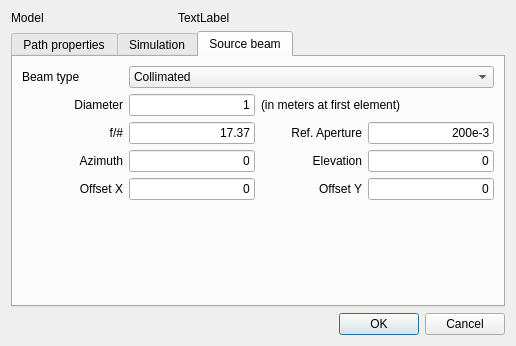
Old version of the form RZGUI/SimulationPropertiesDialog.ui in the repository HARMONI-CAB/RayZaler.
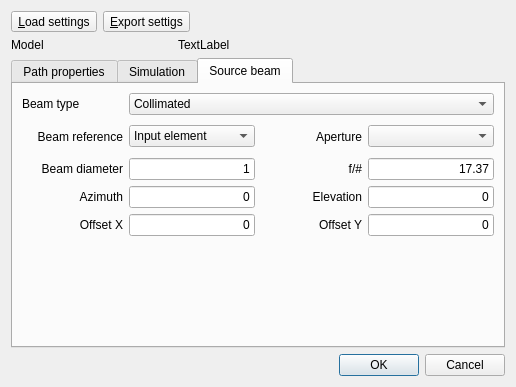
New version of the form. The open tabs and pages were chosen to show the change.

Commit message: Save and store simulation settings

What changed in the file:
```diff
--- a/RZGUI/SimulationPropertiesDialog.ui
+++ b/RZGUI/SimulationPropertiesDialog.ui
@@ -7,14 +7,14 @@
     <x>0</x>
     <y>0</y>
     <width>516</width>
-    <height>346</height>
+    <height>387</height>
    </rect>
   </property>
   <property name="windowTitle">
    <string>Dialog</string>
   </property>
   <layout class="QGridLayout" name="gridLayout">
-   <item row="0" column="0">
+   <item row="1" column="0">
     <widget class="QLabel" name="label">
      <property name="sizePolicy">
       <sizepolicy hsizetype="Preferred" vsizetype="Fixed">
@@ -27,30 +27,7 @@
      </property>
     </widget>
    </item>
-   <item row="0" column="1" colspan="2">
-    <widget class="QLabel" name="modelNameLabel">
-     <property name="sizePolicy">
-      <sizepolicy hsizetype="Preferred" vsizetype="Fixed">
-       <horstretch>0</horstretch>
-       <verstretch>0</verstretch>
-      </sizepolicy>
-     </property>
-     <property name="text">
-      <string>TextLabel</string>
-     </property>
-    </widget>
-   </item>
-   <item row="11" column="0" colspan="3">
-    <widget class="QDialogButtonBox" name="buttonBox">
-     <property name="orientation">
-      <enum>Qt::Horizontal</enum>
-     </property>
-     <property name="standardButtons">
-      <set>QDialogButtonBox::Cancel|QDialogButtonBox::Ok</set>
-     </property>
-    </widget>
-   </item>
-   <item row="1" column="0" rowspan="2" colspan="3">
+   <item row="2" column="0" rowspan="2" colspan="3">
     <widget class="QTabWidget" name="tabWidget">
      <property name="currentIndex">
       <number>1</number>
@@ -272,7 +249,7 @@
          </property>
         </widget>
        </item>
-       <item row="4" column="3">
+       <item row="6" column="3">
         <widget class="QLineEdit" name="offsetYEdit">
          <property name="sizePolicy">
           <sizepolicy hsizetype="Fixed" vsizetype="Fixed">
@@ -294,7 +271,7 @@
          </property>
         </widget>
        </item>
-       <item row="4" column="2">
+       <item row="6" column="2">
         <widget class="QLabel" name="label_15">
          <property name="text">
           <string>Offset Y</string>
@@ -304,7 +281,17 @@
          </property>
         </widget>
        </item>
-       <item row="4" column="1">
+       <item row="4" column="2">
+        <widget class="QLabel" name="fNumLabel">
+         <property name="text">
+          <string>f/#</string>
+         </property>
+         <property name="alignment">
+          <set>Qt::AlignRight|Qt::AlignTrailing|Qt::AlignVCenter</set>
+         </property>
+        </widget>
+       </item>
+       <item row="6" column="1">
         <widget class="QLineEdit" name="offsetXEdit">
          <property name="sizePolicy">
           <sizepolicy hsizetype="Fixed" vsizetype="Fixed">
@@ -326,41 +313,6 @@
          </property>
         </widget>
        </item>
-       <item row="5" column="0" colspan="4">
-        <spacer name="verticalSpacer_2">
-         <property name="orientation">
-          <enum>Qt::Vertical</enum>
-         </property>
-         <property name="sizeHint" stdset="0">
-          <size>
-           <width>20</width>
-           <height>0</height>
-          </size>
-         </property>
-        </spacer>
-       </item>
-       <item row="2" column="1">
-        <widget class="QLineEdit" name="fNumEdit">
-         <property name="sizePolicy">
-          <sizepolicy hsizetype="Fixed" vsizetype="Fixed">
-           <horstretch>0</horstretch>
-           <verstretch>0</verstretch>
-          </sizepolicy>
-         </property>
-         <property name="minimumSize">
-          <size>
-           <width>126</width>
-           <height>0</height>
-          </size>
-         </property>
-         <property name="text">
-          <string>17.37</string>
-         </property>
-         <property name="alignment">
-          <set>Qt::AlignRight|Qt::AlignTrailing|Qt::AlignVCenter</set>
-         </property>
-        </widget>
-       </item>
        <item row="0" column="1" colspan="3">
         <widget class="QComboBox" name="beamTypeCombo">
          <item>
@@ -380,7 +332,90 @@
          </item>
         </widget>
        </item>
-       <item row="3" column="0">
+       <item row="1" column="3">
+        <widget class="QStackedWidget" name="refPlaneStack">
+         <property name="sizePolicy">
+          <sizepolicy hsizetype="Fixed" vsizetype="Fixed">
+           <horstretch>0</horstretch>
+           <verstretch>0</verstretch>
+          </sizepolicy>
+         </property>
+         <widget class="QWidget" name="inputElementPage" native="true">
+          <layout class="QGridLayout" name="gridLayout_5">
+           <property name="leftMargin">
+            <number>0</number>
+           </property>
+           <property name="rightMargin">
+            <number>0</number>
+           </property>
+           <property name="bottomMargin">
+            <number>0</number>
+           </property>
+           <item row="0" column="0" colspan="2">
+            <widget class="QLineEdit" name="refApertureEdit">
+             <property name="sizePolicy">
+              <sizepolicy hsizetype="Fixed" vsizetype="Fixed">
+               <horstretch>0</horstretch>
+               <verstretch>0</verstretch>
+              </sizepolicy>
+             </property>
+             <property name="minimumSize">
+              <size>
+               <width>126</width>
+               <height>0</height>
+              </size>
+             </property>
+             <property name="text">
+              <string>200e-3</string>
+             </property>
+             <property name="alignment">
+              <set>Qt::AlignRight|Qt::AlignTrailing|Qt::AlignVCenter</set>
+             </property>
+            </widget>
+           </item>
+          </layout>
+         </widget>
+         <widget class="QWidget" name="focalPlanePage">
+          <layout class="QGridLayout" name="gridLayout_6">
+           <property name="leftMargin">
+            <number>0</number>
+           </property>
+           <property name="topMargin">
+            <number>0</number>
+           </property>
+           <property name="rightMargin">
+            <number>0</number>
+           </property>
+           <property name="bottomMargin">
+            <number>0</number>
+           </property>
+           <item row="0" column="0">
+            <widget class="QComboBox" name="focalPlaneCombo"/>
+           </item>
+          </layout>
+         </widget>
+         <widget class="QWidget" name="aperturePage">
+          <layout class="QGridLayout" name="gridLayout_7">
+           <property name="leftMargin">
+            <number>0</number>
+           </property>
+           <property name="topMargin">
+            <number>0</number>
+           </property>
+           <property name="rightMargin">
+            <number>0</number>
+           </property>
+           <property name="bottomMargin">
+            <number>0</number>
+           </property>
+           <item row="0" column="0">
+            <widget class="QComboBox" name="apertureCombo"/>
+           </item>
+          </layout>
+         </widget>
+        </widget>
+       </item>
+       <item row="5" column="0">
         <widget class="QLabel" name="label_7">
          <property name="text">
           <string>Azimuth</string>
@@ -390,7 +425,7 @@
          </property>
         </widget>
        </item>
-       <item row="4" column="0">
+       <item row="6" column="0">
         <widget class="QLabel" name="label_14">
          <property name="text">
           <string>Offset X</string>
@@ -400,7 +435,61 @@
          </property>
         </widget>
        </item>
-       <item row="3" column="3">
+       <item row="4" column="3">
+        <widget class="QLineEdit" name="fNumEdit">
+         <property name="sizePolicy">
+          <sizepolicy hsizetype="Fixed" vsizetype="Fixed">
+           <horstretch>0</horstretch>
+           <verstretch>0</verstretch>
+          </sizepolicy>
+         </property>
+         <property name="minimumSize">
+          <size>
+           <width>126</width>
+           <height>0</height>
+          </size>
+         </property>
+         <property name="text">
+          <string>17.37</string>
+         </property>
+         <property name="alignment">
+          <set>Qt::AlignRight|Qt::AlignTrailing|Qt::AlignVCenter</set>
+         </property>
+        </widget>
+       </item>
+       <item row="4" column="1">
+        <widget class="QLineEdit" name="diamEdit">
+         <property name="sizePolicy">
+          <sizepolicy hsizetype="Fixed" vsizetype="Fixed">
+           <horstretch>0</horstretch>
+           <verstretch>0</verstretch>
+          </sizepolicy>
+         </property>
+         <property name="minimumSize">
+          <size>
+           <width>126</width>
+           <height>0</height>
+          </size>
+         </property>
+         <property name="text">
+          <string>1</string>
+         </property>
+         <property name="alignment">
+          <set>Qt::AlignRight|Qt::AlignTrailing|Qt::AlignVCenter</set>
+         </property>
+        </widget>
+       </item>
+       <item row="1" column="2">
+        <widget class="QLabel" name="refPlaneLabel">
+         <property name="text">
+          <string>Aperture</string>
+         </property>
+         <property name="alignment">
+          <set>Qt::AlignRight|Qt::AlignTrailing|Qt::AlignVCenter</set>
+         </property>
+        </widget>
+       </item>
+       <item row="5" column="3">
         <widget class="QLineEdit" name="elevationEdit">
          <property name="sizePolicy">
           <sizepolicy hsizetype="Fixed" vsizetype="Fixed">
@@ -422,59 +511,46 @@
          </property>
         </widget>
        </item>
-       <item row="2" column="0">
-        <widget class="QLabel" name="fNumLabel">
-         <property name="text">
-          <string>f/#</string>
-         </property>
-         <property name="alignment">
-          <set>Qt::AlignRight|Qt::AlignTrailing|Qt::AlignVCenter</set>
-         </property>
-        </widget>
-       </item>
-       <item row="2" column="3">
-        <widget class="QLineEdit" name="refApertureEdit">
-         <property name="sizePolicy">
-          <sizepolicy hsizetype="Fixed" vsizetype="Fixed">
-           <horstretch>0</horstretch>
-           <verstretch>0</verstretch>
-          </sizepolicy>
-         </property>
-         <property name="minimumSize">
-          <size>
-           <width>126</width>
-           <height>0</height>
-          </size>
-         </property>
-         <property name="text">
-          <string>200e-3</string>
-         </property>
-         <property name="alignment">
-          <set>Qt::AlignRight|Qt::AlignTrailing|Qt::AlignVCenter</set>
-         </property>
-        </widget>
-       </item>
-       <item row="2" column="2">
-        <widget class="QLabel" name="refApertureLabel">
-         <property name="text">
-          <string>Ref. Aperture</string>
-         </property>
-         <property name="alignment">
-          <set>Qt::AlignRight|Qt::AlignTrailing|Qt::AlignVCenter</set>
-         </property>
-        </widget>
-       </item>
        <item row="1" column="0">
+        <widget class="QLabel" name="label_2">
+         <property name="text">
+          <string>Beam reference</string>
+         </property>
+         <property name="alignment">
+          <set>Qt::AlignRight|Qt::AlignTrailing|Qt::AlignVCenter</set>
+         </property>
+        </widget>
+       </item>
+       <item row="4" column="0">
         <widget class="QLabel" name="label_6">
          <property name="text">
-          <string>Diameter</string>
+          <string>Beam diameter</string>
          </property>
          <property name="alignment">
           <set>Qt::AlignRight|Qt::AlignTrailing|Qt::AlignVCenter</set>
          </property>
         </widget>
        </item>
-       <item row="3" column="2">
+       <item row="1" column="1">
+        <widget class="QComboBox" name="originCombo">
+         <item>
+          <property name="text">
+           <string>Input element</string>
+          </property>
+         </item>
+         <item>
+          <property name="text">
+           <string>Model aperture</string>
+          </property>
+         </item>
+         <item>
+          <property name="text">
+           <string>Focal plane</string>
+          </property>
+         </item>
+        </widget>
+       </item>
+       <item row="5" column="2">
         <widget class="QLabel" name="label_8">
          <property name="text">
           <string>Elevation</string>
@@ -484,7 +560,7 @@
          </property>
         </widget>
        </item>
-       <item row="3" column="1">
+       <item row="5" column="1">
         <widget class="QLineEdit" name="azimuthEdit">
          <property name="sizePolicy">
           <sizepolicy hsizetype="Fixed" vsizetype="Fixed">
@@ -506,39 +582,91 @@
          </property>
         </widget>
        </item>
-       <item row="1" column="1">
-        <widget class="QLineEdit" name="diamEdit">
-         <property name="sizePolicy">
-          <sizepolicy hsizetype="Fixed" vsizetype="Fixed">
-           <horstretch>0</horstretch>
-           <verstretch>0</verstretch>
-          </sizepolicy>
+       <item row="7" column="1">
+        <spacer name="verticalSpacer_2">
+         <property name="orientation">
+          <enum>Qt::Vertical</enum>
          </property>
-         <property name="minimumSize">
+         <property name="sizeHint" stdset="0">
           <size>
-           <width>126</width>
-           <height>0</height>
+           <width>20</width>
+           <height>40</height>
           </size>
          </property>
-         <property name="text">
-          <string>1</string>
-         </property>
-         <property name="alignment">
-          <set>Qt::AlignRight|Qt::AlignTrailing|Qt::AlignVCenter</set>
-         </property>
-        </widget>
-       </item>
-       <item row="1" column="2" colspan="2">
-        <widget class="QLabel" name="label_5">
-         <property name="text">
-          <string>(in meters at first element)</string>
-         </property>
-        </widget>
+        </spacer>
        </item>
       </layout>
      </widget>
     </widget>
    </item>
+   <item row="1" column="1" colspan="2">
+    <widget class="QLabel" name="modelNameLabel">
+     <property name="sizePolicy">
+      <sizepolicy hsizetype="Preferred" vsizetype="Fixed">
+       <horstretch>0</horstretch>
+       <verstretch>0</verstretch>
+      </sizepolicy>
+     </property>
+     <property name="text">
+      <string>TextLabel</string>
+     </property>
+    </widget>
+   </item>
+   <item row="12" column="0" colspan="3">
+    <widget class="QDialogButtonBox" name="buttonBox">
+     <property name="orientation">
+      <enum>Qt::Horizontal</enum>
+     </property>
+     <property name="standardButtons">
+      <set>QDialogButtonBox::Cancel|QDialogButtonBox::Ok</set>
+     </property>
+    </widget>
+   </item>
+   <item row="0" column="0" colspan="3">
+    <widget class="QWidget" name="widget" native="true">
+     <layout class="QGridLayout" name="gridLayout_8">
+      <property name="leftMargin">
+       <number>0</number>
+      </property>
+      <property name="topMargin">
+       <number>0</number>
+      </property>
+      <property name="rightMargin">
+       <number>0</number>
+      </property>
+      <property name="bottomMargin">
+       <number>0</number>
+      </property>
+      <item row="0" column="0">
+       <widget class="QToolButton" name="loadSettingsButton">
+        <property name="text">
+         <string>&amp;Load settings</string>
+        </property>
+       </widget>
+      </item>
+      <item row="0" column="2">
+       <spacer name="horizontalSpacer">
+        <property name="orientation">
+         <enum>Qt::Horizontal</enum>
+        </property>
+        <property name="sizeHint" stdset="0">
+         <size>
+          <width>40</width>
+          <height>20</height>
+         </size>
+        </property>
+       </spacer>
+      </item>
+      <item row="0" column="1">
+       <widget class="QToolButton" name="exportSettingsButton">
+        <property name="text">
+         <string>&amp;Export settigs</string>
+        </property>
+       </widget>
+      </item>
+     </layout>
+    </widget>
+   </item>
   </layout>
  </widget>
  <resources/>
```
The commit also changes 6 other files.
